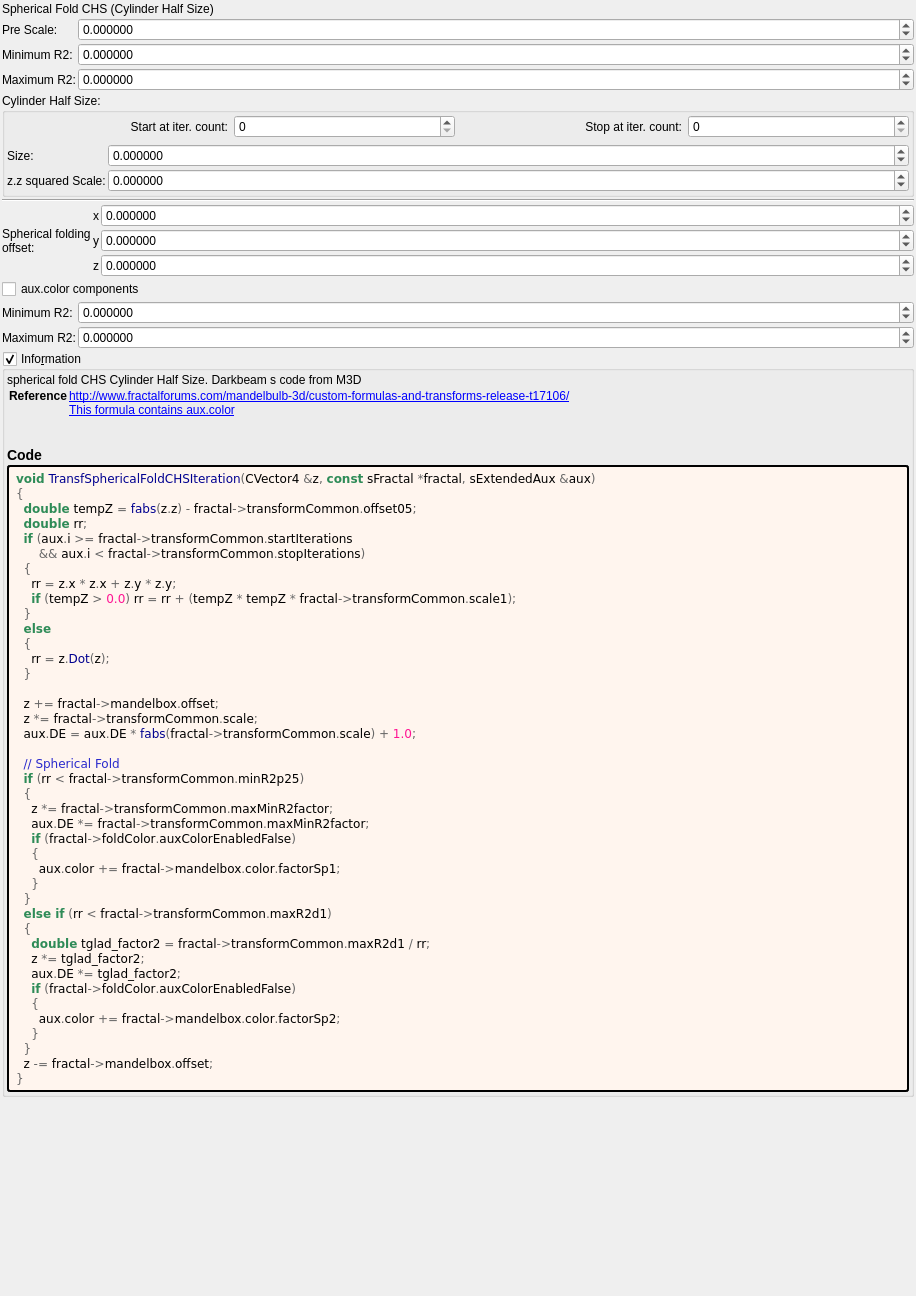
buddhi1980/mandelbulber2, file mandelbulber2/formula/ui/transf_spherical_fold_chs.ui: the form before one commit.
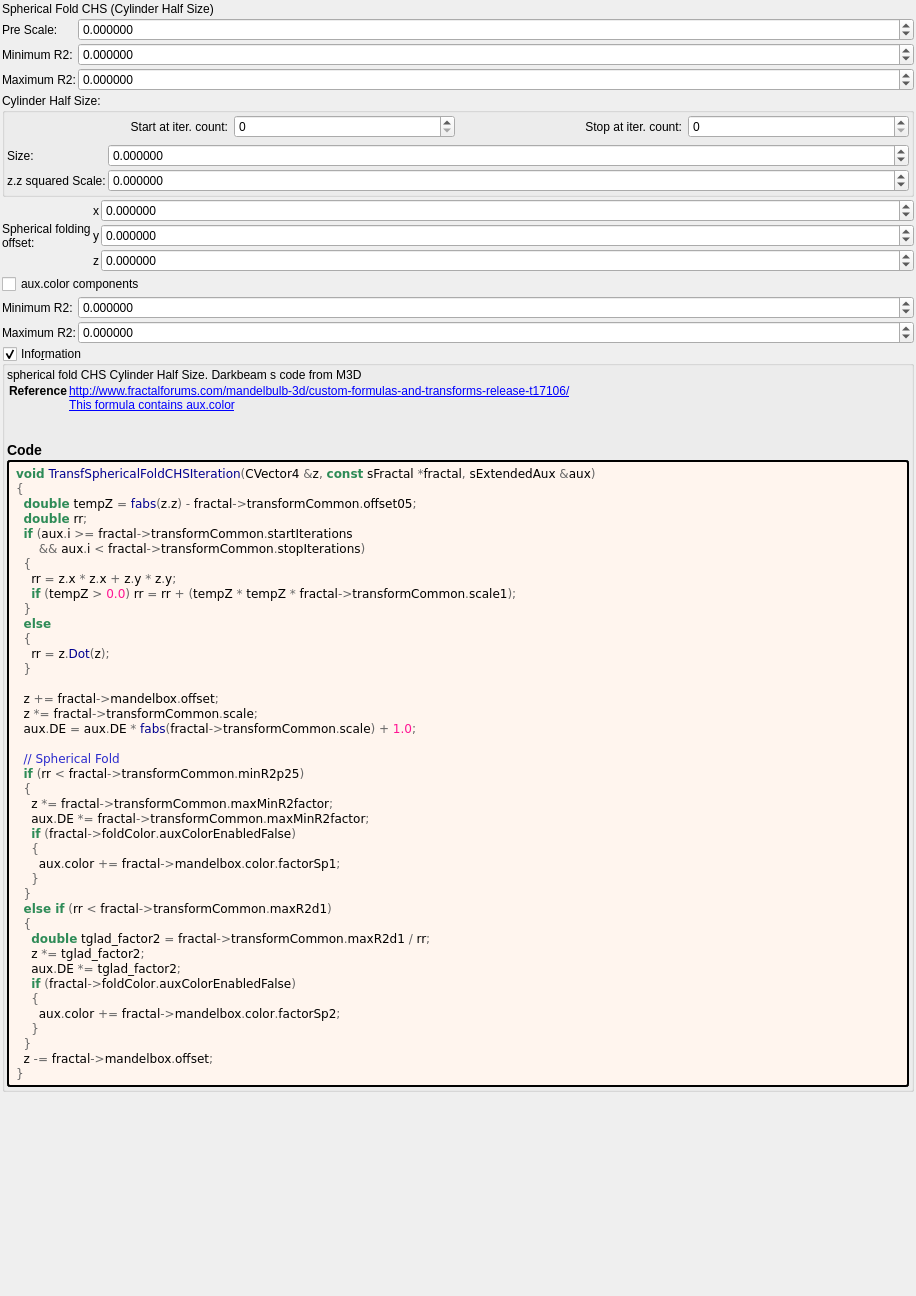
The form after the commit. Custom widgets are drawn as their Qt base class.

Diff of the .ui file:
```diff
--- a/mandelbulber2/formula/ui/transf_spherical_fold_chs.ui
+++ b/mandelbulber2/formula/ui/transf_spherical_fold_chs.ui
@@ -302,13 +302,6 @@
      </layout>
     </widget>
    </item>
-   <item>
-    <widget class="Line" name="line_2">
-     <property name="orientation">
-      <enum>Qt::Horizontal</enum>
-     </property>
-    </widget>
-   </item>
    <item>
     <layout class="QGridLayout" name="gridLayout_16" columnstretch="0,0,1">
      <property name="spacing">
```
Left out of the diff: 2 changed lines with no effect on the pictures.
